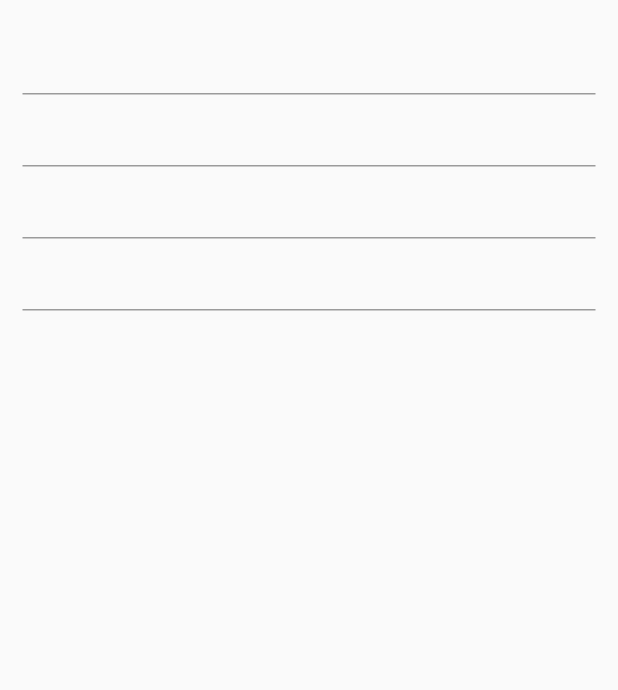
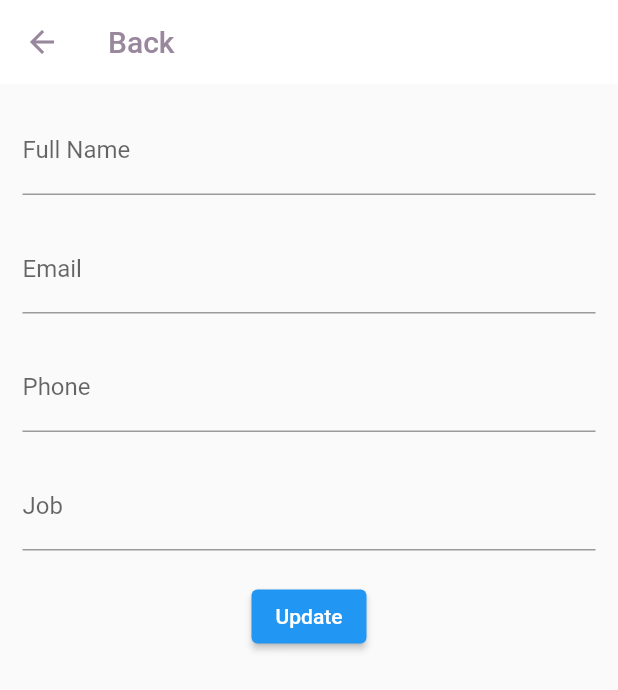
Before and after one commit to StevenAttipoe/workwaves, a Flutter app: the ProfilePage screen opened by its route, after a tap on "Update Profile", on a phone screen of 412 x 824 dp. Shown: the top 690 px of the screen. Run offline on Flutter 3.47's test engine with Material 2 defaults, Android fonts, the phone set to English and light mode, and no system bars; our stand-ins replace cloud_firestore, firebase_auth, firebase_core, flutter_map, latlong2, syncfusion_flutter_charts; accounts and stored records are empty.

Commit message:
newly Added

```diff
--- a/lib/views/nav/profile.dart
+++ b/lib/views/nav/profile.dart
@@ -34,7 +34,7 @@ class _ProfilePageState extends State<ProfilePage> {
         buildReviews(),
         SizedBox(height: 20),
         buildUpdate(),
-        SizedBox(height: 115),
+        SizedBox(height: 90),
         buildSignOut(),
       ]),
     );
@@ -171,8 +171,8 @@ class _ProfilePageState extends State<ProfilePage> {
 
   Widget buildCoverImage() => Container(
         color: Colors.grey,
-        child: Image.network(
-          "https://images.unsplash.com/photo-1533090161767-e6ffed986c88?ixlib=rb-1.2.1&ixid=MnwxMjA3fDB8MHxwaG90by1wYWdlfHx8fGVufDB8fHx8&auto=format&fit=crop&w=1169&q=80",
+        child: Image.asset(
+          'assets/icons/background.jpg',
           height: coverHeight,
           width: double.infinity,
           fit: BoxFit.cover,
@@ -182,15 +182,13 @@ class _ProfilePageState extends State<ProfilePage> {
   Widget buildProfileImage() => CircleAvatar(
         radius: profileHeight / 2.5,
         backgroundColor: Colors.grey.shade800,
-        backgroundImage: NetworkImage(
-          "https://cdn-icons-png.flaticon.com/512/1077/1077012.png",
-        ),
+        foregroundImage: AssetImage('assets/icons/avatar.png'),
       );
 
   Widget buildUpdate() => Container(
         child: ElevatedButton(
           onPressed: () {
-            Navigator.pushReplacement(context,
+            Navigator.push(context,
                 MaterialPageRoute(builder: (context) => UpdateScreen()));
           },
           child: const Text('Update Profile'),
--- a/lib/views/subpages/update_screen.dart
+++ b/lib/views/subpages/update_screen.dart
@@ -1,4 +1,8 @@
+import 'package:firebase_auth/firebase_auth.dart';
 import 'package:flutter/material.dart';
+import 'package:workwaves/views/nav/profile.dart';
+import 'package:firebase_core/firebase_core.dart';
+import 'package:cloud_firestore/cloud_firestore.dart';
 import 'package:workwaves/views/nav/profile.dart';
 
 class UpdateScreen extends StatefulWidget {
@@ -9,6 +13,23 @@ class UpdateScreen extends StatefulWidget {
 }
 
 class _UpdateScreenState extends State<UpdateScreen> {
+  List users = [];
+  var data = '';
+
+  final double coverHeight = 280;
+  final double profileHeight = 144;
+
+  late var name = '';
+  late var email = '';
+  late var phone = '';
+  late var role = '';
+
+  final _formKey = GlobalKey<FormState>();
+  TextEditingController _nameController = TextEditingController();
+  TextEditingController _emailController = TextEditingController();
+  TextEditingController _phoneController = TextEditingController();
+  TextEditingController _roleController = TextEditingController();
+
   @override
   Widget build(BuildContext context) {
     return SafeArea(
@@ -17,16 +38,132 @@ class _UpdateScreenState extends State<UpdateScreen> {
       top: true,
       right: true,
       child: Scaffold(
-        body: Padding(
-          padding: EdgeInsets.all(15),
-          child: Column(children: <Widget>[
-            TextField(),
-            TextField(),
-            TextField(),
-            TextField(),
-          ]),
+        appBar: AppBar(
+          iconTheme: const IconThemeData(
+            color: Color(0xff99879D),
+          ),
+          backgroundColor: Colors.white,
+          title: const Text(
+            "Back",
+            style: TextStyle(color: Color(0xff99879D)),
+          ),
+          elevation: 0,
         ),
+        body: FutureBuilder(
+            future: fetch(),
+            builder: (context, snapshot) {
+              return Padding(
+                padding: EdgeInsets.all(15),
+                child: Column(children: <Widget>[
+                  TextField(
+                    controller: _nameController,
+                    decoration: InputDecoration(
+                      labelText: 'Full Name',
+                    ),
+                  ),
+                  SizedBox(height: 20),
+                  TextField(
+                    controller: _emailController,
+                    decoration: InputDecoration(
+                      labelText: 'Email',
+                    ),
+                  ),
+                  SizedBox(height: 20),
+                  TextField(
+                    controller: _phoneController,
+                    decoration: InputDecoration(
+                      labelText: 'Phone',
+                    ),
+                  ),
+                  SizedBox(height: 20),
+                  TextField(
+                    controller: _roleController,
+                    decoration: InputDecoration(
+                      labelText: 'Job',
+                    ),
+                  ),
+                  SizedBox(height: 20),
+                  ElevatedButton(
+                    onPressed: () async {
+                      final String? name = _nameController.text;
+                      final String? email = _emailController.text;
+                      final String? phone = _phoneController.text;
+                      final String? role = _roleController.text;
+
+                      final firebaseUser = FirebaseAuth.instance.currentUser;
+                      final String? uid = firebaseUser?.uid.toString();
+
+                      try {
+                        DocumentReference post = await FirebaseFirestore
+                            .instance
+                            .collection('users')
+                            .where('uid', isEqualTo: uid)
+                            .get()
+                            .then((QuerySnapshot snapshot) {
+                          //Here we get the document reference and return to the post variable.
+                          return snapshot.docs[0].reference;
+                        });
+                        print(name);
+                        WriteBatch batch = FirebaseFirestore.instance.batch();
+                        //Updates the field value, using post as document reference
+                        batch.update(post, {
+                          'fullName': name,
+                          'email': email,
+                          'phone': phone,
+                          'role': role
+                        });
+                        batch.commit();
+                      } catch (e) {
+                        print(e);
+                      }
+                    },
+                    child: const Text('Update'),
+                  ),
+                ]),
+              );
+            }),
       ),
     );
   }
+
+  Future<void> fetch() async {
+    final firebaseUser = await FirebaseAuth.instance.currentUser;
+    final String? uid = firebaseUser?.uid.toString();
+
+    if (firebaseUser != null) {
+      var document = await FirebaseFirestore.instance
+          .collection('users')
+          .where('uid', isEqualTo: uid)
+          .get();
+
+      users = document.docs.map((doc) => doc.data()).toList();
+      data = users[0]['role'];
+
+      name = users[0]['fullName'];
+      email = users[0]['email'];
+      phone = users[0]['phone'];
+      role = users[0]['role'];
+
+      _nameController.text = name;
+      _emailController.text = email;
+      _phoneController.text = phone;
+      _roleController.text = role;
+    }
+    // document.get().then((ds) {
+    //   name = ds.data.docs[index].data()!["fullName"];
+    //   role = ds.data()!["role"];
+    //   email = ds.data()!["email"];
+    //   phone = ds.data()!["phone"];
+    // }
+    // UserQuery.get().then(
+    //   (ds) {
+    //     name = ds.['fullName'];
+    //     email = ds.data['email'];
+    //     role = ds.metadata['role'];
+    //     phone = ds['phone'];
+    //   },
+    // ).catchError((e) {
+    //   print(e);
+    // })
+  }
 }
```
Also changed, not shown: assets/icons/avatar.png (added), assets/icons/background.jpg (added), 1 other file.
